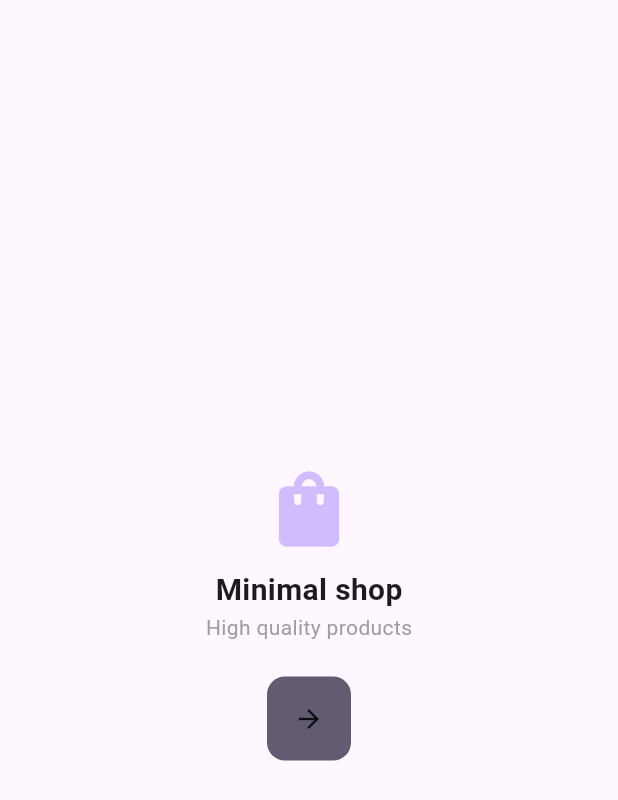
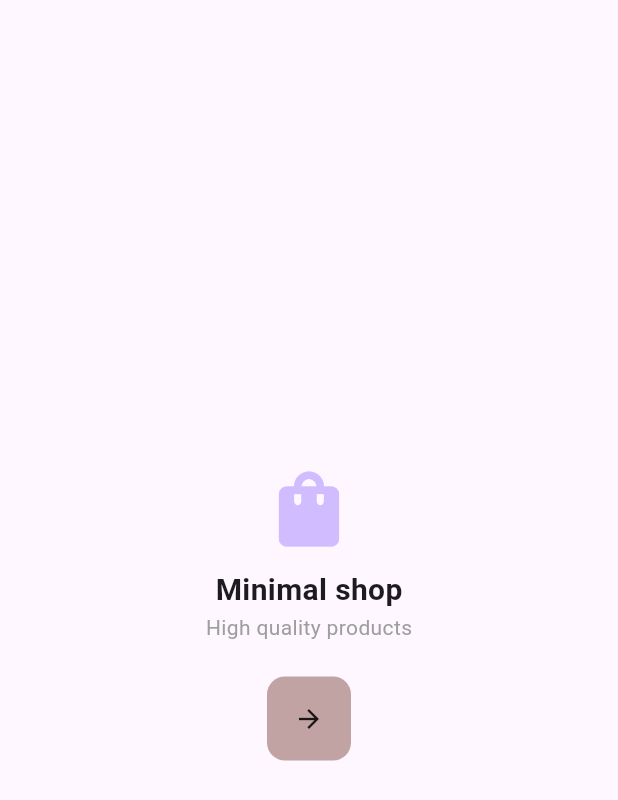
Before and after one commit to Nishesh73/ecommerce_app, a Flutter app: the screen it shows after launch, on a phone screen of 412 x 824 dp. Shown: the top 800 px of the screen. Run offline on Flutter 3.47's test engine with Material 3 defaults, Android fonts, the phone set to English and light mode, and no system bars; our stand-ins replace shared_preferences.

Commit message:
final touch

```diff
--- a/lib/components/my_button.dart
+++ b/lib/components/my_button.dart
@@ -1,4 +1,6 @@
+import 'package:ecommerceapp/theme.dart';
 import 'package:flutter/material.dart';
+import 'package:provider/provider.dart';
 
 class MyButton extends StatelessWidget {
   Function() tap;
@@ -18,7 +20,7 @@ class MyButton extends StatelessWidget {
           margin: EdgeInsets.only(top: 15),
           decoration: BoxDecoration(
             borderRadius: BorderRadius.circular(12),
-            color: Theme.of(context).colorScheme.secondary),
+            color: context.watch<ThemeNotifier>().darkTheme?Colors.black:Color.fromARGB(255, 193, 163, 163),),
 
           child: Padding(
             padding: const EdgeInsets.all(18.0),
--- a/lib/components/my_drawer.dart
+++ b/lib/components/my_drawer.dart
@@ -1,6 +1,8 @@
 
 import "package:ecommerceapp/components/my_listtile.dart";
+import "package:ecommerceapp/theme.dart";
 import "package:flutter/material.dart";
+import "package:provider/provider.dart";
 class MyDrawer extends StatelessWidget {
   const MyDrawer({super.key});
 
@@ -12,7 +14,7 @@ class MyDrawer extends StatelessWidget {
       child: Column(children: [
         //drawer header
         DrawerHeader(child:   Icon(Icons.shopping_bag, size: 60,
-          color: Theme.of(context).colorScheme.inversePrimary,
+          color: context.watch<ThemeNotifier>().darkTheme?Colors.black:const Color.fromARGB(255, 165, 158, 158),
 
           ),),
           //i can see horizental line provided by drawer, a default line
--- a/lib/pages/setting_page.dart
+++ b/lib/pages/setting_page.dart
@@ -8,7 +8,7 @@ class Settings extends StatelessWidget {
   Widget build(BuildContext context) {
     return Scaffold(
       appBar: AppBar(
-        title: Text("Themec change"),
+        title: Text("Theme change"),
         actions: [Switch(value: context.watch<ThemeNotifier>().darkTheme , onChanged: (_){
           context.read<ThemeNotifier>().toogleTheme();
 
```
Also changed, not shown: lib/components/my_producttile.dart (+13 -4 lines).
